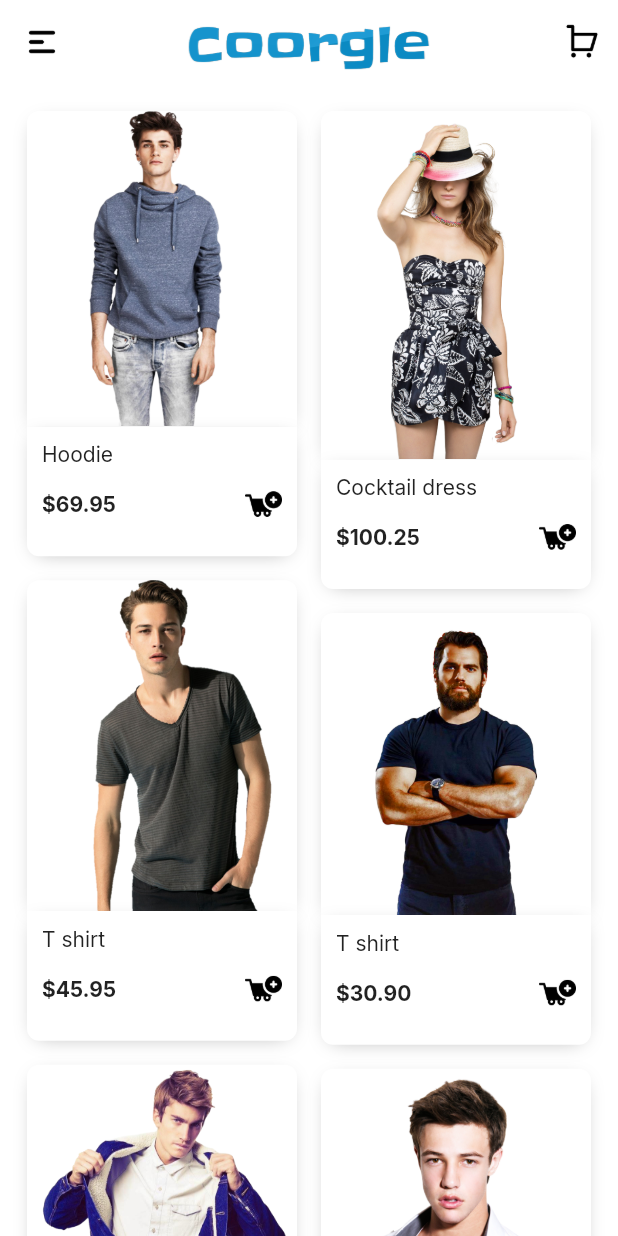
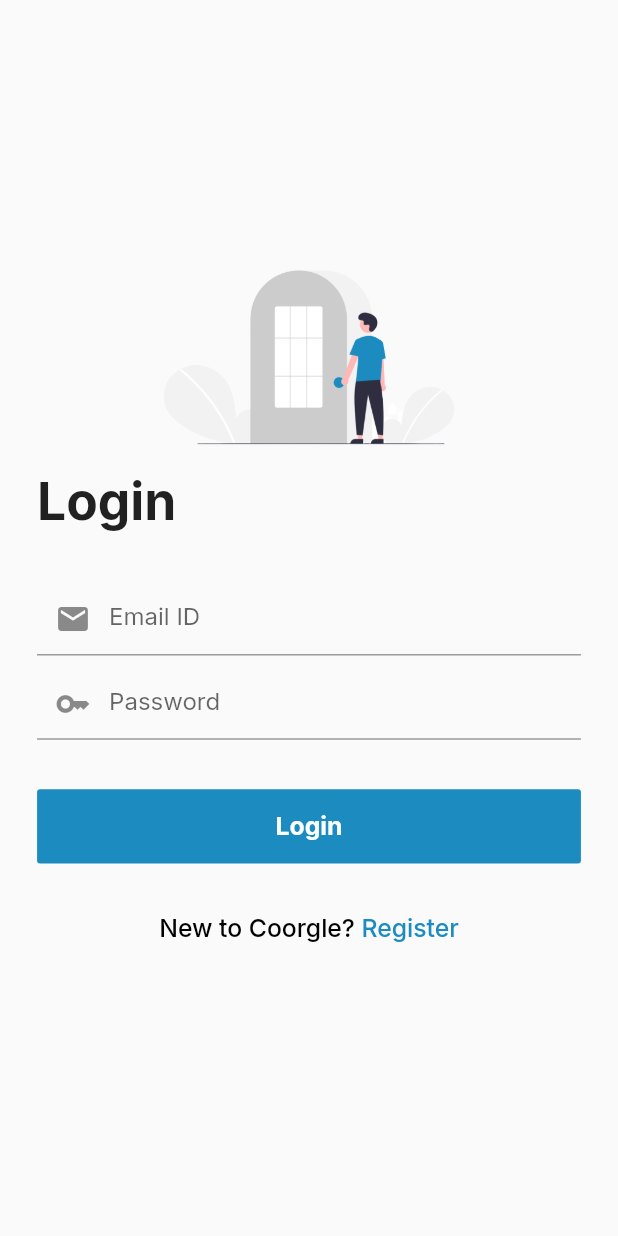
Before and after one commit to SamirOk123/Shopping-cart, a Flutter app: the screen it shows after launch, on a phone screen of 412 x 824 dp. Run offline on Flutter 3.47's test engine with Material 2 defaults, Android fonts, the phone set to English and light mode, and no system bars; our stand-ins replace cloud_firestore, firebase_auth, firebase_core, flutter_secure_storage, get, google_fonts and 1 more; accounts and stored records are empty.

```diff
--- /dev/null
+++ b/lib/controllers/login_controller.dart
@@ -0,0 +1,30 @@
+import 'package:coorgle_shopping_cart/controllers/functions_controller.dart';
+import 'package:coorgle_shopping_cart/resources/auth_methods.dart';
+import 'package:coorgle_shopping_cart/views/products_screen.dart';
+import 'package:flutter/cupertino.dart';
+import 'package:get/get.dart';
+
+class LoginController extends GetxController {
+  //Variable to show loading indicator while logging in
+  var isLoading = false.obs;
+
+  //Dependency injection
+  final functionsController = Get.put(FunctionsController());
+
+  //Textfield controllers
+  final emailController = TextEditingController();
+  final passwordController = TextEditingController();
+
+  //Login user
+  Future<void> loginUser(BuildContext context) async {
+    isLoading.value = true;
+    String result = await AuthMethods().loginUser(
+        email: emailController.text, password: passwordController.text);
+    if (result == 'Success') {
+       Get.offAll(() => const ProductsScreen());
+    } else {
+      functionsController.showSnackBar(context: context, content: result);
+    }
+    isLoading.value = false;
+  }
+}
--- a/lib/main.dart
+++ b/lib/main.dart
@@ -1,20 +1,41 @@
+import 'package:coorgle_shopping_cart/controllers/functions_controller.dart';
+import 'package:coorgle_shopping_cart/views/products_screen.dart';
+import 'package:coorgle_shopping_cart/views/signup_screen.dart';
 import 'package:coorgle_shopping_cart/views/splash_screen.dart';
+import 'package:firebase_core/firebase_core.dart';
 import 'package:flutter/material.dart';
 import 'package:get/get.dart';
+import 'package:google_fonts/google_fonts.dart';
 import 'package:sizer/sizer.dart';
 
-void main() {
+void main() async {
+  WidgetsFlutterBinding.ensureInitialized();
+  await Firebase.initializeApp();
   runApp(const MyApp());
 }
 
-class MyApp extends StatelessWidget {
+class MyApp extends StatefulWidget {
   const MyApp({Key? key}) : super(key: key);
+
+  @override
+  State<MyApp> createState() => _MyAppState();
+}
+
+class _MyAppState extends State<MyApp> {
+
+
+
 
   @override
   Widget build(BuildContext context) {
     return Sizer(
       builder: ((context, orientation, deviceType) {
-        return  GetMaterialApp(
+        return GetMaterialApp(
+          theme: ThemeData(
+            textTheme: GoogleFonts.interTextTheme(
+              Theme.of(context).textTheme,
+            ),
+          ),
           title: 'Shopping Cart',
           debugShowCheckedModeBanner: false,
           home: SplashScreen(),
--- /dev/null
+++ b/lib/resources/auth_methods.dart
@@ -0,0 +1,71 @@
+import 'package:cloud_firestore/cloud_firestore.dart';
+import 'package:coorgle_shopping_cart/controllers/functions_controller.dart';
+import 'package:coorgle_shopping_cart/views/products_screen.dart';
+import 'package:firebase_auth/firebase_auth.dart';
+import 'package:get/get.dart';
+
+class AuthMethods {
+  //Dependency injection
+  final functionsController = Get.put(FunctionsController());
+  //Instances
+  final FirebaseAuth _auth = FirebaseAuth.instance;
+  final FirebaseFirestore _firestore = FirebaseFirestore.instance;
+
+  //Signup User
+  Future<String> signupUser(
+      {required String name,
+      required String phone,
+      required String email,
+      required String password}) async {
+    String result = 'Some error occured';
+    try {
+      if (name.isNotEmpty ||
+          phone.isNotEmpty ||
+          email.isNotEmpty ||
+          password.isNotEmpty) {
+        //Registering user
+        UserCredential credential = await _auth.createUserWithEmailAndPassword(
+            email: email, password: password);
+
+
+        //Adding user to database
+        await _firestore.collection('users').doc(credential.user!.uid).set({
+          'name': name,
+          'phone': phone,
+          'email': email,
+        });
+        result = 'Success';
+        functionsController.storeToken(credential: credential);
+        Get.offAll(ProductsScreen());
+      }
+    } catch (e) {
+      result = e.toString();
+    }
+    return result;
+  }
+
+  //Login user
+  Future<String> loginUser(
+      {required String email, required String password}) async {
+    String result = 'Some error occured';
+    try {
+      if (email.isNotEmpty || password.isNotEmpty) {
+      UserCredential credential=  await _auth.signInWithEmailAndPassword(
+            email: email, password: password);
+        result = 'Success';
+        functionsController.storeToken(credential: credential);
+      } else {
+        result = 'Please fill all the fields';
+      }
+    } catch (e) {
+      result = e.toString();
+    }
+    return result;
+  }
+
+  //Logout user
+  Future<void> logoutUser ()async{
+    await _auth.signOut();
+    await storage.delete(key: 'userId');
+  }
+}
--- /dev/null
+++ b/lib/views/login_screen.dart
@@ -0,0 +1,121 @@
+import 'package:coorgle_shopping_cart/controllers/login_controller.dart';
+import 'package:coorgle_shopping_cart/views/products_screen.dart';
+import 'package:coorgle_shopping_cart/views/signup_screen.dart';
+import 'package:flutter/material.dart';
+import 'package:get/get.dart';
+import 'package:google_fonts/google_fonts.dart';
+import 'package:sizer/sizer.dart';
+
+class LoginScreen extends StatelessWidget {
+  LoginScreen({Key? key}) : super(key: key);
+
+  //Dependency injection
+  final loginController = Get.put(LoginController());
+
+  @override
+  Widget build(BuildContext context) {
+    return Scaffold(
+      body: SafeArea(
+        child: Padding(
+          padding: EdgeInsets.symmetric(horizontal: 3.h),
+          child: Center(
+            child: SingleChildScrollView(
+              child: Column(
+                children: [
+                  Image.asset('assets/images/login.png', width: 60.w),
+                  Align(
+                    alignment: Alignment.centerLeft,
+                    child: Text(
+                      'Login',
+                      style: GoogleFonts.inter(
+                          fontWeight: FontWeight.bold, fontSize: 25.sp),
+                    ),
+                  ),
+                  SizedBox(
+                    height: 4.h,
+                  ),
+                  TextField(
+                    keyboardType: TextInputType.emailAddress,
+                    controller: loginController.emailController,
+                    decoration: const InputDecoration(
+                      hintText: 'Email ID',
+                      prefixIcon: Icon(Icons.email),
+                    ),
+                  ),
+                  SizedBox(
+                    height: 1.h,
+                  ),
+                  TextField(
+                    controller: loginController.passwordController,
+                    decoration: const InputDecoration(
+                      hintText: 'Password',
+                      prefixIcon: Icon(Icons.key),
+                    ),
+                  ),
+                  SizedBox(
+                    height: 4.h,
+                  ),
+                  Obx(
+                    () => MaterialButton(
+                      onPressed: () {
+                        loginController.loginUser(context);
+                      },
+                      color: const Color(0xff1c8bc0),
+                      elevation: 0,
+                      focusElevation: 0,
+                      highlightElevation: 0,
+                      minWidth: double.infinity,
+                      height: 6.h,
+                      child: loginController.isLoading.value == true
+                          ? const Center(
+                              child: CircularProgressIndicator(
+                                color: Colors.white,
+                              ),
+                            )
+                          : Text(
+                              'Login',
+                              style: TextStyle(
+                                  fontWeight: FontWeight.w700,
+                                  fontSize: 12.sp,
+                                  color: Colors.white),
+                            ),
+                    ),
+                  ),
+                  SizedBox(
+                    height: 4.h,
+                  ),
+                  Row(
+                    mainAxisAlignment: MainAxisAlignment.center,
+                    children: [
+                      Text(
+                        'New to Coorgle? ',
+                        style: GoogleFonts.inter(
+                            fontWeight: FontWeight.w500,
+                            fontSize: 12.sp,
+                            color: Colors.black),
+                      ),
+                      InkWell(
+                        onTap: () => Get.to(() => SignupScreen()),
+                        child: Text(
+                          'Register',
+                          style: GoogleFonts.inter(
+                            fontWeight: FontWeight.w500,
+                            fontSize: 12.sp,
+                            color: const Color(0xff1c8bc0),
+                          ),
+                        ),
+                      ),
+                    ],
+                  ),
+                  SizedBox(
+                    height: 4.h,
+                  ),
+                ],
+              ),
+            ),
+          ),
+        ),
+      ),
+    );
+  }
+}
--- a/pubspec.yaml
+++ b/pubspec.yaml
@@ -9,9 +9,13 @@ environment:
   sdk: ">=2.17.0 <3.0.0"
 
 dependencies:
+  cloud_firestore: ^3.1.15
   cupertino_icons: ^1.0.2
+  firebase_auth: ^3.3.18
+  firebase_core: ^1.17.0
   flutter:
     sdk: flutter
+  flutter_secure_storage: ^5.0.2
   flutter_staggered_grid_view: ^0.4.0
   get: ^4.6.3
   google_fonts: ^2.3.3
```
Also changed, not shown: lib/controllers/functions_controller.dart (added, +29 -0 lines), lib/controllers/signup_controller.dart (added, +32 -0 lines), lib/controllers/splash_screen_controller.dart (+32 -3 lines), lib/views/products_screen.dart (+10 -4 lines), lib/views/signup_screen.dart (added, +142 -0 lines), lib/widgets/my_drawer.dart (added, +69 -0 lines), assets/images/login.png (added), assets/images/register.png (added), assets/images/user.jpg (added), pubspec.lock, 3 other files.
